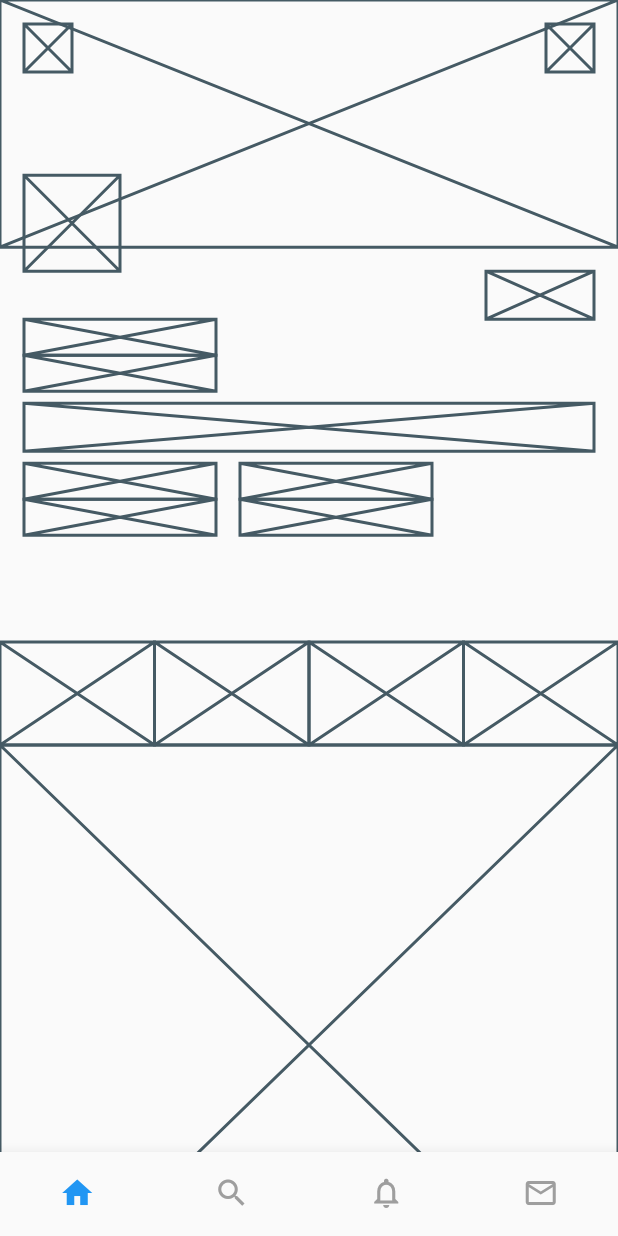
After one commit to ChangJoo-Park/flutter_lo-fi_layout, a Flutter app: the screen it shows after launch, after a tap on an icon or button, on a phone screen of 412 x 824 dp. The commit adds this screen. Run offline on Flutter 3.47's test engine with Material 2 defaults, Android fonts, the phone set to English and light mode, and no system bars.

Commit message:
Add twitter user

```diff
--- a/lib/main.dart
+++ b/lib/main.dart
@@ -1,6 +1,7 @@
 import 'package:flutter/material.dart';
 import 'package:layout_collection/facebook_newsfeed.dart';
 import 'package:layout_collection/telegram.dart';
+import 'package:layout_collection/twitter_user.dart';
 
 void main() => runApp(MyApp());
 
@@ -10,9 +11,6 @@ class MyApp extends StatelessWidget {
   Widget build(BuildContext context) {
     return MaterialApp(
       title: 'Flutter Demo',
-      theme: ThemeData(
-        primarySwatch: Colors.blue,
-      ),
       home: MyHomePage(
         title: 'lo-fi Flutter Layout Collection',
       ),
@@ -54,6 +52,15 @@ class _MyHomePageState extends State<MyHomePage> {
                 return TelegramChatList();
               }));
             },
+          ),
+          ListTile(
+            title: Text('[Lo-Fi] Twitter User'),
+            onTap: () {
+              Navigator.of(context)
+                  .push(MaterialPageRoute(builder: (BuildContext context) {
+                return TwitterUser();
+              }));
+            },
           )
         ],
       ),
--- /dev/null
+++ b/lib/twitter_user.dart
@@ -0,0 +1,195 @@
+import 'package:flutter/material.dart';
+
+class TwitterUser extends StatelessWidget {
+  @override
+  Widget build(BuildContext context) {
+    final screenHeight = MediaQuery.of(context).size.height;
+    return Scaffold(
+      body: SafeArea(
+        child: SingleChildScrollView(
+          child: Column(
+            children: <Widget>[
+              Container(
+                height: screenHeight / 2,
+                margin: EdgeInsets.only(bottom: 16.0),
+                child: Stack(
+                  fit: StackFit.expand,
+                  children: <Widget>[
+                    Container(
+                      child: Column(
+                        children: <Widget>[
+                          Container(
+                            height: screenHeight / 5,
+                            child: Placeholder(),
+                          ),
+                          Expanded(
+                            child: Container(
+                              padding: EdgeInsets.all(16.0),
+                              child: Column(
+                                crossAxisAlignment: CrossAxisAlignment.stretch,
+                                mainAxisAlignment: MainAxisAlignment.start,
+                                children: <Widget>[
+                                  Row(
+                                    mainAxisAlignment: MainAxisAlignment.end,
+                                    children: <Widget>[
+                                      SizedBox(
+                                        width: 72.0,
+                                        height: 32.0,
+                                        child: Placeholder(),
+                                      )
+                                    ],
+                                  ),
+                                  Column(
+                                    crossAxisAlignment:
+                                        CrossAxisAlignment.start,
+                                    children: <Widget>[
+                                      SizedBox(
+                                        width: 128.0,
+                                        height: 24.0,
+                                        child: Placeholder(),
+                                      ),
+                                      SizedBox(
+                                        width: 128.0,
+                                        height: 24.0,
+                                        child: Placeholder(),
+                                      ),
+                                      SizedBox(height: 8.0),
+                                      SizedBox(
+                                        width: double.infinity,
+                                        height: 32.0,
+                                        child: Placeholder(),
+                                      ),
+                                      SizedBox(height: 8.0),
+                                      Row(
+                                        children: <Widget>[
+                                          SizedBox(
+                                            width: 128.0,
+                                            height: 24.0,
+                                            child: Placeholder(),
+                                          ),
+                                          SizedBox(width: 16.0),
+                                          SizedBox(
+                                            width: 128.0,
+                                            height: 24.0,
+                                            child: Placeholder(),
+                                          ),
+                                        ],
+                                      ),
+                                      Row(
+                                        children: <Widget>[
+                                          SizedBox(
+                                            width: 128.0,
+                                            height: 24.0,
+                                            child: Placeholder(),
+                                          ),
+                                          SizedBox(width: 16.0),
+                                          SizedBox(
+                                            width: 128.0,
+                                            height: 24.0,
+                                            child: Placeholder(),
+                                          ),
+                                        ],
+                                      )
+                                    ],
+                                  )
+                                ],
+                              ),
+                            ),
+                          ),
+                        ],
+                      ),
+                    ),
+                    Positioned(
+                      top: 16.0,
+                      left: 16.0,
+                      child: Container(
+                        child: SizedBox(
+                          width: 32.0,
+                          height: 32.0,
+                          child: Placeholder(),
+                        ),
+                      ),
+                    ),
+                    Positioned(
+                      top: 16.0,
+                      right: 16.0,
+                      child: Container(
+                        child: SizedBox(
+                          width: 32.0,
+                          height: 32.0,
+                          child: Placeholder(),
+                        ),
+                      ),
+                    ),
+                    Positioned(
+                      top: screenHeight / 5 - 48.0,
+                      left: 16.0,
+                      child: SizedBox(
+                        width: 64.0,
+                        height: 64.0,
+                        child: Placeholder(),
+                      ),
+                    ),
+                  ],
+                ),
+              ),
+              Container(
+                child: Column(
+                  children: <Widget>[
+                    Container(
+                      height: screenHeight / 12,
+                      child: Row(
+                        children: <Widget>[
+                          Expanded(child: Placeholder()),
+                          Expanded(child: Placeholder()),
+                          Expanded(child: Placeholder()),
+                          Expanded(child: Placeholder()),
+                        ],
+                      ),
+                    ),
+                    Column(
+                      children: <Widget>[
+                        Container(child: Placeholder()),
+                        Container(child: Placeholder()),
+                        Container(child: Placeholder()),
+                        Container(child: Placeholder()),
+                        Container(child: Placeholder()),
+                      ],
+                    ),
+                  ],
+                ),
+              ),
+            ],
+          ),
+        ),
+      ),
+      bottomNavigationBar: Container(
+        child: BottomNavigationBar(
+          showSelectedLabels: false,
+          showUnselectedLabels: false,
+          type: BottomNavigationBarType.fixed,
+          selectedIconTheme: IconThemeData(color: Colors.blue),
+          unselectedIconTheme: IconThemeData(color: Colors.grey),
+          items: [
+            BottomNavigationBarItem(
+              icon: Icon(Icons.home),
+              title: Text(''),
+            ),
+            BottomNavigationBarItem(
+              icon: Icon(Icons.search),
+              title: Text(''),
+            ),
+            BottomNavigationBarItem(
+              icon: Icon(Icons.notifications_none),
+              title: Text(''),
+            ),
+            BottomNavigationBarItem(
+              icon: Icon(Icons.mail_outline),
+              title: Text(''),
+            ),
+          ],
+        ),
+      ),
+    );
+  }
+}
```
